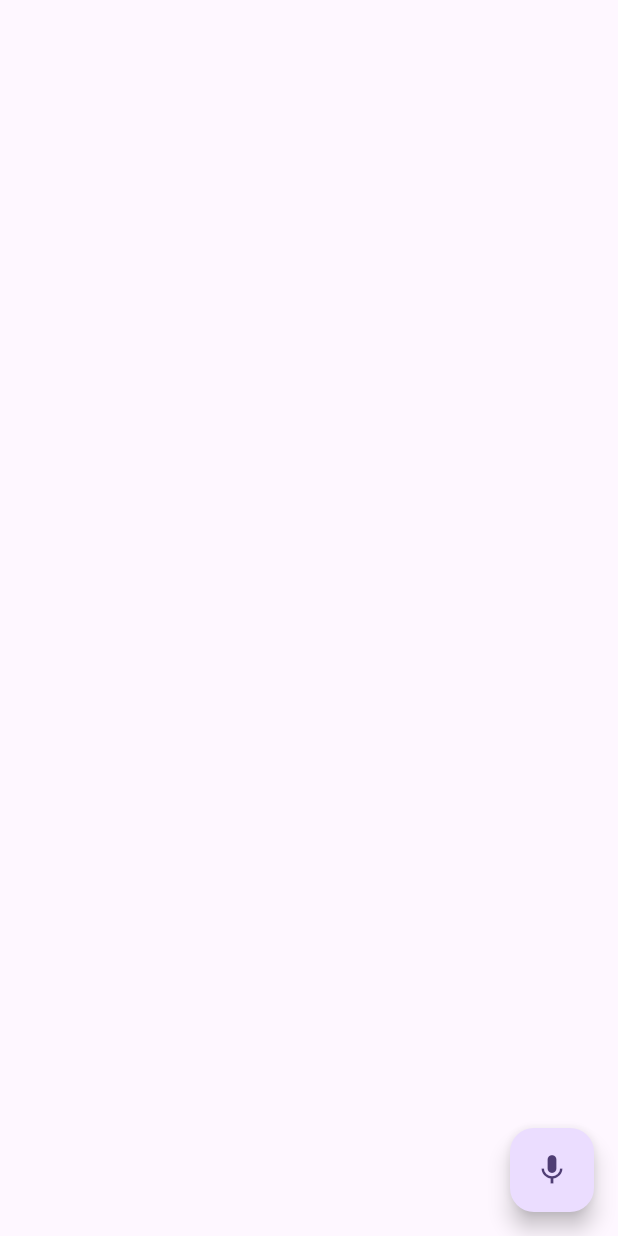
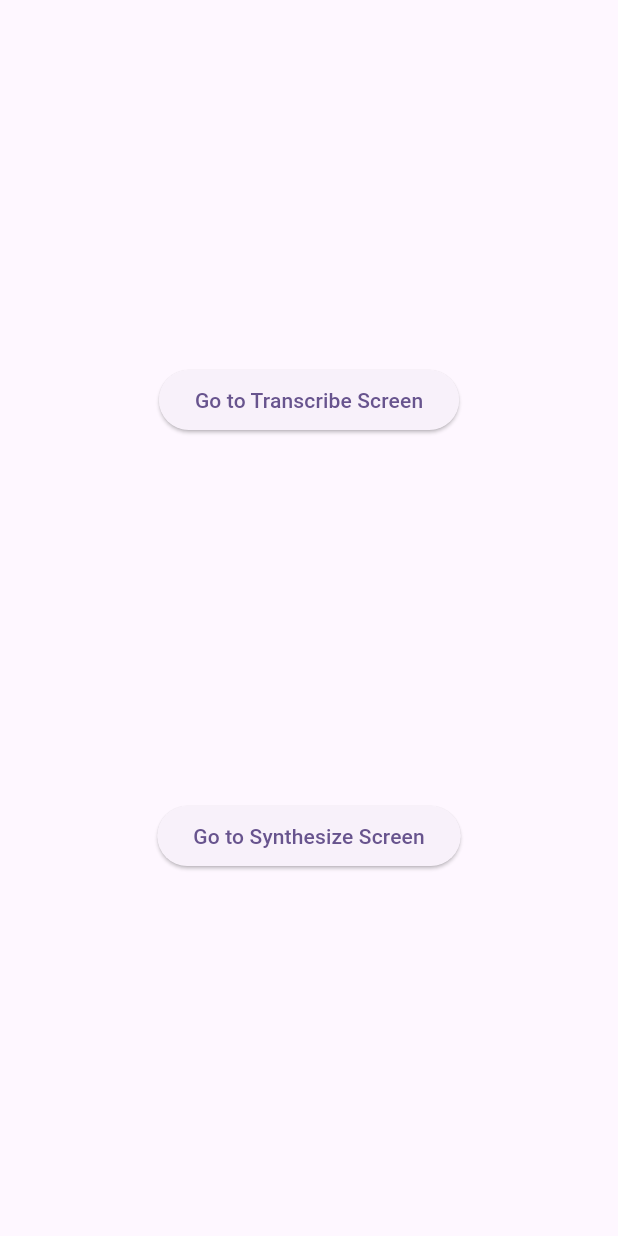
Before and after one commit to M4dhav/sih24, a Flutter app: the screen it shows after launch, on a phone screen of 412 x 824 dp. Run offline on Flutter 3.47's test engine with Material 3 defaults, Android fonts, the light colour scheme and no system bars; our stand-ins replace flutter_tts; missing offline and left inert: vosk_flutter_2.

Commit message:
Second commit

```diff
--- /dev/null
+++ b/lib/home.dart
@@ -0,0 +1,34 @@
+import 'package:flutter/material.dart';
+import 'package:vosk_test/transcribe.dart';
+
+class HomeScreen extends StatefulWidget {
+  const HomeScreen({super.key});
+
+  @override
+  State<HomeScreen> createState() => _HomeScreenState();
+}
+
+class _HomeScreenState extends State<HomeScreen> {
+  @override
+  Widget build(BuildContext context) {
+    return Scaffold(
+      body: Center(
+        child: Column(
+          mainAxisAlignment: MainAxisAlignment.spaceEvenly,
+          children: [
+            ElevatedButton(
+                onPressed: () {
+                  Navigator.of(context).pushNamed('/transcribe');
+                },
+                child: Text('Go to Transcribe Screen')),
+            ElevatedButton(
+                onPressed: () {
+                  Navigator.of(context).pushNamed('/synthesize');
+                },
+                child: Text('Go to Synthesize Screen'))
+          ],
+        ),
+      ),
+    );
+  }
+}
--- a/lib/main.dart
+++ b/lib/main.dart
@@ -1,5 +1,7 @@
 import 'package:flutter/material.dart';
-import 'package:vosk_test/test.dart';
+import 'package:vosk_test/home.dart';
+import 'package:vosk_test/synth.dart';
+import 'package:vosk_test/transcribe.dart';
 
 void main() {
   runApp(const MyApp());
@@ -16,7 +18,11 @@ class MyApp extends StatelessWidget {
         colorScheme: ColorScheme.fromSeed(seedColor: Colors.deepPurple),
         useMaterial3: true,
       ),
-      home: const ModelScreen(),
+      home: const HomeScreen(),
+      routes: {
+        '/transcribe': (context) => const ModelScreen(),
+        '/synthesize': (context) => const SynthesizeScreen(),
+      },
     );
   }
 }
--- a/lib/test.dart
+++ b/lib/transcribe.dart
@@ -12,11 +12,6 @@ class ModelScreen extends StatefulWidget {
 }
 
 class _ModelScreenState extends State<ModelScreen> {
-  FlutterTts flutterTts = FlutterTts();
-  Future _speak() async {
-    var result = await flutterTts.speak("Hello World      ");
-  }
-
   VoskFlutterPlugin? vosk;
   String? smallModel;
   Recognizer? recognizer;
@@ -34,15 +29,7 @@ class _ModelScreenState extends State<ModelScreen> {
         model: model!,
         sampleRate: 10000,
       );
-      List<dynamic> languages = await flutterTts.getLanguages;
-      log(languages.toString());
-      await flutterTts.setLanguage("en-US");
 
-      await flutterTts.setSpeechRate(0.6);
-
-      await flutterTts.setVolume(1.0);
-
-      await flutterTts.setPitch(0.5);
       setState(() {});
     });
   }
@@ -50,17 +37,16 @@ class _ModelScreenState extends State<ModelScreen> {
   @override
   Widget build(BuildContext context) {
     return Scaffold(
-      floatingActionButton: FloatingActionButton(
-        onPressed: () async {
-          // log("Start Listening");
-          // final speechService = await vosk!.initSpeechService(recognizer!);
-          // speechService.onPartial().forEach((partial) => print(partial));
-          // speechService.onResult().forEach((result) => print(result));
-          // await speechService.start();
-          log('Start Speaking');
-          await _speak();
-        },
-        child: Icon(Icons.mic),
+      body: Center(
+        child: ElevatedButton(
+            onPressed: () async {
+              log("Start Listening");
+              final speechService = await vosk!.initSpeechService(recognizer!);
+              speechService.onPartial().forEach((partial) => print(partial));
+              speechService.onResult().forEach((result) => print(result));
+              await speechService.start();
+            },
+            child: Text('Transcribe Audio')),
       ),
     );
   }
```
Also changed, not shown: lib/synth.dart (added, +47 -0 lines).
